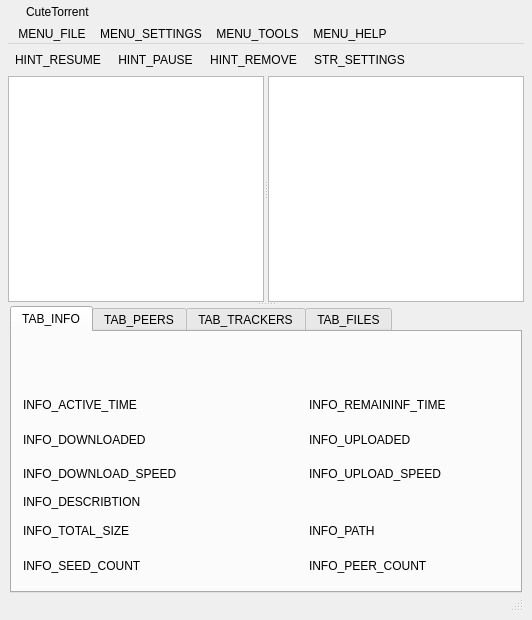
The window that src/core/gui/FormFiles/CustomWindow.ui (CuteTorrent/CuteTorrent) describes before a commit, drawn with Qt 5.
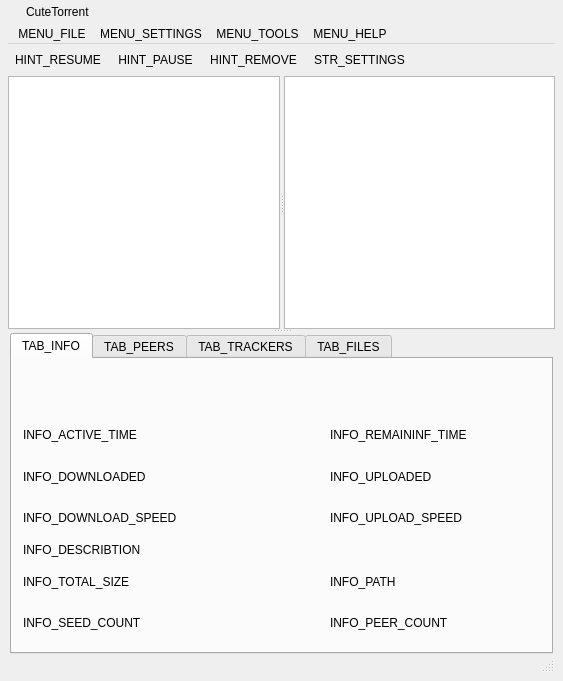
The same window after the commit. Icons and pictures are not drawn.

Commit message: Fix file icons; Add sorting of torents list;Fix crushe after deleting torrent;

```diff
--- a/src/core/gui/FormFiles/CustomWindow.ui
+++ b/src/core/gui/FormFiles/CustomWindow.ui
@@ -6,8 +6,8 @@
    <rect>
     <x>0</x>
     <y>0</y>
-    <width>532</width>
-    <height>620</height>
+    <width>563</width>
+    <height>681</height>
    </rect>
   </property>
   <property name="mouseTracking">
@@ -266,34 +266,49 @@
              <bool>true</bool>
             </property>
            </widget>
-           <widget class="QTreeView" name="m_pTorrentListView">
-            <property name="mouseTracking">
-             <bool>true</bool>
-            </property>
-            <property name="contextMenuPolicy">
-             <enum>Qt::CustomContextMenu</enum>
-            </property>
-            <property name="editTriggers">
-             <set>QAbstractItemView::NoEditTriggers</set>
-            </property>
-            <property name="dragDropMode">
-             <enum>QAbstractItemView::DropOnly</enum>
-            </property>
-            <property name="selectionMode">
-             <enum>QAbstractItemView::ExtendedSelection</enum>
-            </property>
-            <property name="verticalScrollMode">
-             <enum>QAbstractItemView::ScrollPerPixel</enum>
-            </property>
-            <property name="rootIsDecorated">
-             <bool>false</bool>
-            </property>
-            <property name="animated">
-             <bool>true</bool>
-            </property>
-            <property name="headerHidden">
-             <bool>true</bool>
-            </property>
+           <widget class="QWidget" name="widget_4" native="true">
+            <layout class="QVBoxLayout" name="torrentViewLayout">
+             <property name="spacing">
+              <number>0</number>
+             </property>
+             <property name="margin">
+              <number>0</number>
+             </property>
+             <item>
+              <widget class="QTreeView" name="m_pTorrentListView">
+               <property name="mouseTracking">
+                <bool>true</bool>
+               </property>
+               <property name="contextMenuPolicy">
+                <enum>Qt::CustomContextMenu</enum>
+               </property>
+               <property name="editTriggers">
+                <set>QAbstractItemView::NoEditTriggers</set>
+               </property>
+               <property name="dragDropMode">
+                <enum>QAbstractItemView::DropOnly</enum>
+               </property>
+               <property name="selectionMode">
+                <enum>QAbstractItemView::ExtendedSelection</enum>
+               </property>
+               <property name="verticalScrollMode">
+                <enum>QAbstractItemView::ScrollPerPixel</enum>
+               </property>
+               <property name="rootIsDecorated">
+                <bool>false</bool>
+               </property>
+               <property name="sortingEnabled">
+                <bool>true</bool>
+               </property>
+               <property name="animated">
+                <bool>true</bool>
+               </property>
+               <property name="headerHidden">
+                <bool>true</bool>
+               </property>
+              </widget>
+             </item>
+            </layout>
            </widget>
           </widget>
           <widget class="QStackedWidget" name="m_pInfoPlaneContainer">
@@ -330,67 +345,86 @@
                  <string>TAB_INFO</string>
                 </attribute>
                 <layout class="QGridLayout" name="gridLayout_7">
-                 <item row="2" column="1" colspan="2">
+                 <item row="4" column="1" colspan="4">
+                  <widget class="QLabel" name="describtionLabel">
+                   <property name="maximumSize">
+                    <size>
+                     <width>16777215</width>
+                     <height>16</height>
+                    </size>
+                   </property>
+                   <property name="contextMenuPolicy">
+                    <enum>Qt::ActionsContextMenu</enum>
+                   </property>
+                   <property name="text">
+                    <string/>
+                   </property>
+                   <property name="wordWrap">
+                    <bool>true</bool>
+                   </property>
+                   <property name="openExternalLinks">
+                    <bool>true</bool>
+                   </property>
+                  </widget>
+                 </item>
+                 <item row="1" column="1" colspan="2">
                   <widget class="QLabel" name="activetimeLabel">
                    <property name="text">
                     <string/>
                    </property>
                   </widget>
                  </item>
-                 <item row="2" column="3">
+                 <item row="1" column="3">
                   <widget class="QLabel" name="label_7">
                    <property name="text">
                     <string>INFO_REMAININF_TIME</string>
                    </property>
                   </widget>
                  </item>
-                 <item row="3" column="0">
+                 <item row="2" column="0">
                   <widget class="QLabel" name="label_2">
                    <property name="text">
                     <string>INFO_DOWNLOADED</string>
                    </property>
                   </widget>
                  </item>
-                 <item row="2" column="4">
+                 <item row="1" column="4">
                   <widget class="QLabel" name="timeleftLabel">
                    <property name="text">
                     <string/>
                    </property>
                   </widget>
                  </item>
-                 <item row="2" column="0">
+                 <item row="6" column="1" colspan="2">
+                  <widget class="QLabel" name="totalSizeLabel">
+                   <property name="text">
+                    <string/>
+                   </property>
+                  </widget>
+                 </item>
+                 <item row="1" column="0">
                   <widget class="QLabel" name="label">
                    <property name="text">
                     <string>INFO_ACTIVE_TIME</string>
                    </property>
                   </widget>
                  </item>
-                 <item row="7" column="1" colspan="2">
-                  <widget class="QLabel" name="totalSizeLabel">
-                   <property name="text">
-                    <string/>
-                   </property>
-                  </widget>
-                 </item>
                  <item row="0" column="0" colspan="5">
-                  <layout class="QGridLayout" name="gridLayout_4" columnminimumwidth="0,48">
-                   <item row="0" column="0">
-                    <widget class="QWidget" name="widget" native="true">
+                  <layout class="QGridLayout" name="gridLayout_4">
+                   <item row="1" column="1">
+                    <widget class="QLabel" name="availibilityLabel">
                      <property name="sizePolicy">
-                      <sizepolicy hsizetype="Expanding" vsizetype="Preferred">
+                      <sizepolicy hsizetype="Minimum" vsizetype="Preferred">
                        <horstretch>0</horstretch>
                        <verstretch>0</verstretch>
                       </sizepolicy>
                      </property>
-                     <property name="minimumSize">
+                     <property name="maximumSize">
                       <size>
-                       <width>0</width>
-                       <height>20</height>
+                       <width>48</width>
+                       <height>16777215</height>
                       </size>
                      </property>
-                     <property name="styleSheet">
-                      <string notr="true"/>
-                     </property>
                     </widget>
                    </item>
                    <item row="0" column="1">
@@ -428,39 +462,49 @@
                      </property>
                     </widget>
                    </item>
-                   <item row="1" column="1">
-                    <widget class="QLabel" name="availibilityLabel">
+                   <item row="0" column="0">
+                    <widget class="QWidget" name="widget" native="true">
                      <property name="sizePolicy">
-                      <sizepolicy hsizetype="Minimum" vsizetype="Preferred">
+                      <sizepolicy hsizetype="Expanding" vsizetype="Preferred">
                        <horstretch>0</horstretch>
                        <verstretch>0</verstretch>
                       </sizepolicy>
                      </property>
-                     <property name="maximumSize">
+                     <property name="minimumSize">
                       <size>
-                       <width>48</width>
-                       <height>16777215</height>
+                       <width>0</width>
+                       <height>20</height>
                       </size>
                      </property>
+                     <property name="styleSheet">
+                      <string notr="true"/>
+                     </property>
                     </widget>
                    </item>
                   </layout>
                  </item>
-                 <item row="7" column="3">
+                 <item row="6" column="3">
                   <widget class="QLabel" name="label_4">
                    <property name="text">
                     <string>INFO_PATH</string>
                    </property>
                   </widget>
                  </item>
-                 <item row="8" column="4">
-                  <widget class="QLabel" name="peerCoutLabel">
+                 <item row="3" column="1" colspan="2">
+                  <widget class="QLabel" name="downloadSpeedLabel">
                    <property name="text">
                     <string/>
                    </property>
                   </widget>
                  </item>
-                 <item row="3" column="3">
+                 <item row="6" column="4">
+                  <widget class="QLabel" name="pathLabel">
+                   <property name="text">
+                    <string/>
+                   </property>
+                  </widget>
+                 </item>
+                 <item row="2" column="3">
                   <widget class="QLabel" name="label_8">
                    <property name="text">
                     <string>INFO_UPLOADED</string>
@@ -468,62 +512,48 @@
                   </widget>
                  </item>
                  <item row="7" column="4">
-                  <widget class="QLabel" name="pathLabel">
+                  <widget class="QLabel" name="peerCoutLabel">
                    <property name="text">
                     <string/>
                    </property>
                   </widget>
                  </item>
-                 <item row="4" column="1" colspan="2">
-                  <widget class="QLabel" name="downloadSpeedLabel">
-                   <property name="text">
-                    <string/>
-                   </property>
-                  </widget>
-                 </item>
-                 <item row="8" column="0">
-                  <widget class="QLabel" name="label_10">
-                   <property name="text">
-                    <string>INFO_SEED_COUNT</string>
-                   </property>
-                  </widget>
-                 </item>
-                 <item row="8" column="1" colspan="2">
-                  <widget class="QLabel" name="seedCoutLabel">
-                   <property name="text">
-                    <string/>
-                   </property>
-                  </widget>
-                 </item>
-                 <item row="3" column="1" colspan="2">
-                  <widget class="QLabel" name="downloadedBytesLabel">
-                   <property name="text">
-                    <string/>
-                   </property>
-                  </widget>
-                 </item>
-                 <item row="4" column="3">
+                 <item row="3" column="3">
                   <widget class="QLabel" name="label_9">
                    <property name="text">
                     <string>INFO_UPLOAD_SPEED</string>
                    </property>
                   </widget>
                  </item>
-                 <item row="4" column="0">
-                  <widget class="QLabel" name="label_3">
-                   <property name="text">
-                    <string>INFO_DOWNLOAD_SPEED</string>
-                   </property>
-                  </widget>
-                 </item>
-                 <item row="4" column="4">
-                  <widget class="QLabel" name="uploadSpeedLabel">
+                 <item row="2" column="1" colspan="2">
+                  <widget class="QLabel" name="downloadedBytesLabel">
                    <property name="text">
                     <string/>
                    </property>
                   </widget>
                  </item>
                  <item row="7" column="0">
+                  <widget class="QLabel" name="label_10">
+                   <property name="text">
+                    <string>INFO_SEED_COUNT</string>
+                   </property>
+                  </widget>
+                 </item>
+                 <item row="7" column="1" colspan="2">
+                  <widget class="QLabel" name="seedCoutLabel">
+                   <property name="text">
+                    <string/>
+                   </property>
+                  </widget>
+                 </item>
+                 <item row="2" column="4">
+                  <widget class="QLabel" name="uploadedBytesLabel">
+                   <property name="text">
+                    <string/>
+                   </property>
+                  </widget>
+                 </item>
+                 <item row="6" column="0">
                   <widget class="QLabel" name="label_5">
                    <property name="text">
                     <string>INFO_TOTAL_SIZE</string>
@@ -531,45 +561,30 @@
                   </widget>
                  </item>
                  <item row="3" column="4">
-                  <widget class="QLabel" name="uploadedBytesLabel">
+                  <widget class="QLabel" name="uploadSpeedLabel">
                    <property name="text">
                     <string/>
                    </property>
                   </widget>
                  </item>
-                 <item row="8" column="3">
-                  <widget class="QLabel" name="label_11">
+                 <item row="3" column="0">
+                  <widget class="QLabel" name="label_3">
                    <property name="text">
-                    <string>INFO_PEER_COUNT</string>
+                    <string>INFO_DOWNLOAD_SPEED</string>
                    </property>
                   </widget>
                  </item>
-                 <item row="5" column="0">
+                 <item row="4" column="0">
                   <widget class="QLabel" name="label_6">
                    <property name="text">
                     <string>INFO_DESCRIBTION</string>
                    </property>
                   </widget>
                  </item>
-                 <item row="5" column="1" colspan="4">
-                  <widget class="QLabel" name="describtionLabel">
-                   <property name="maximumSize">
-                    <size>
-                     <width>16777215</width>
-                     <height>16</height>
-                    </size>
-                   </property>
-                   <property name="contextMenuPolicy">
-                    <enum>Qt::ActionsContextMenu</enum>
-                   </property>
+                 <item row="7" column="3">
+                  <widget class="QLabel" name="label_11">
                    <property name="text">
-                    <string/>
-                   </property>
-                   <property name="wordWrap">
-                    <bool>true</bool>
-                   </property>
-                   <property name="openExternalLinks">
-                    <bool>true</bool>
+                    <string>INFO_PEER_COUNT</string>
                    </property>
                   </widget>
                  </item>
```
Left out of the diff: 27 changed lines with no effect on the pictures. The commit also changes 21 other files.
